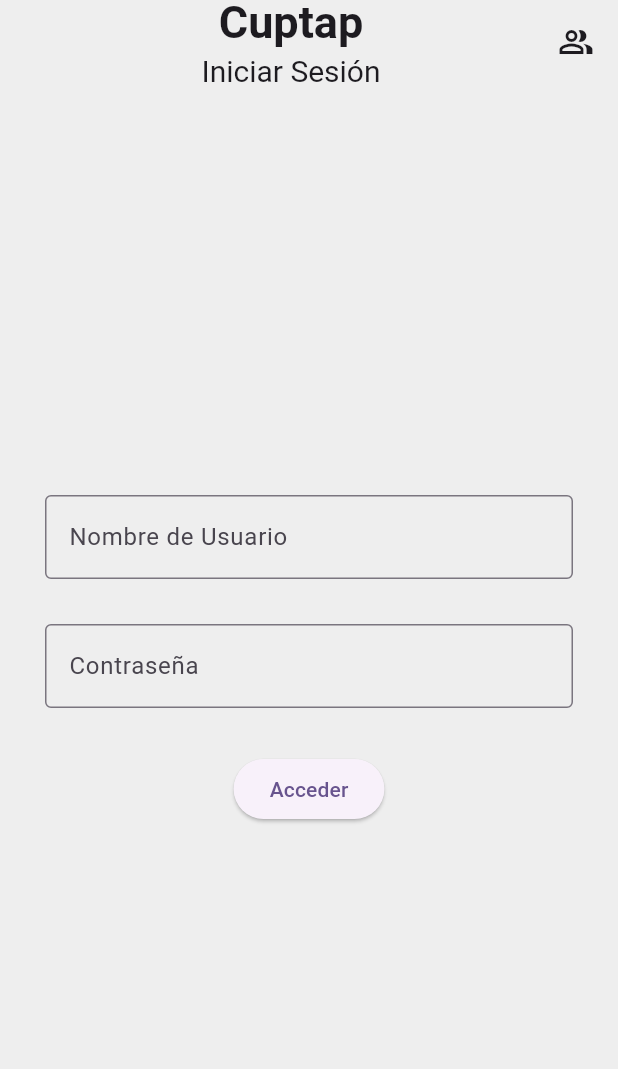
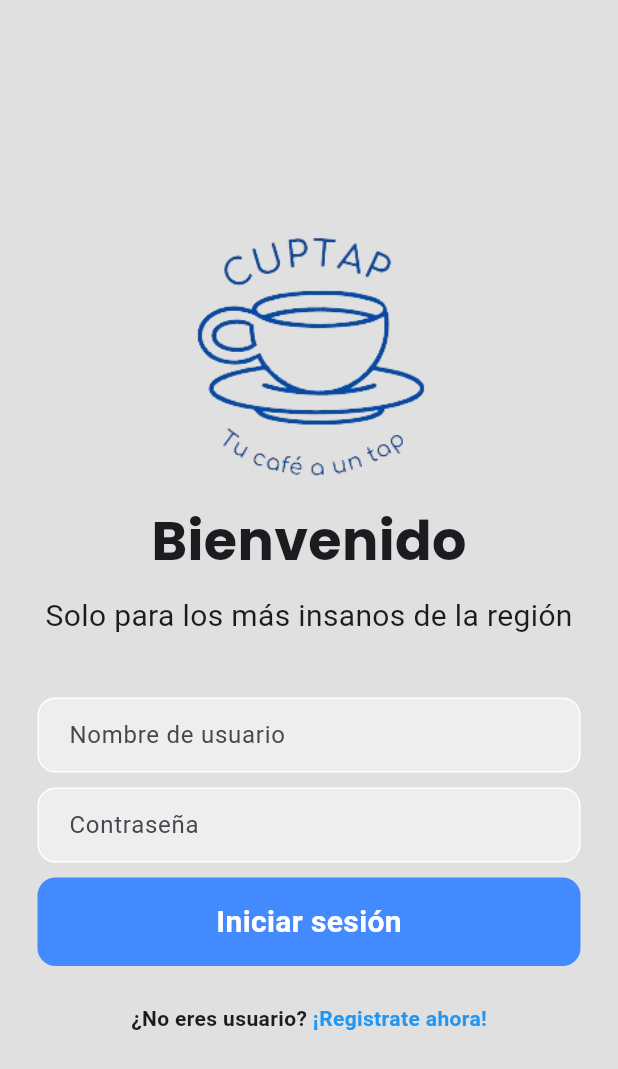
Before and after one commit to zelecto/CupTap, a Flutter app: the screen it shows after launch, on a phone screen of 412 x 824 dp. Shown: the top 1069 px of the screen. Run offline on Flutter 3.47's test engine with Material 3 defaults, Android fonts, the phone set to English and light mode, and no system bars; our stand-ins replace dio, go_router, google_fonts; missing offline and left inert: dart:ffi.

Commit message:
Finalizada screen del login, se agrega el manejador de las requests

```diff
--- /dev/null
+++ b/lib/config/api/api_request.dart
@@ -0,0 +1,41 @@
+import 'dart:async';
+import 'package:dio/dio.dart';
+
+const methodTypes = <String>[
+  "get",
+  "post",
+  "put",
+  "delete",
+];
+
+class ApiRequest {
+  final String methodType;
+  final String endpoint;
+  final dynamic data;
+  final Dio _dio = Dio();
+  final _loadingController = StreamController<bool>();
+
+  Stream<bool> get loading => _loadingController.stream;
+
+  ApiRequest({required this.methodType, required this.endpoint, required this.data})
+      : assert(methodTypes.contains(methodType), "Metodo invalido: $methodType ");
+
+  Future<Response> request() async {
+    _loadingController.add(true);
+    final methods = {
+      'get': _dio.get,
+      'post': _dio.post,
+      'put': _dio.put,
+      'delete': _dio.delete
+    };
+
+    try {
+      Response response = await methods[methodType]!(endpoint, data: data);
+      _loadingController.add(false);
+      return response;
+    } catch (e) {
+      _loadingController.add(false);
+      rethrow;
+    }
+  }
+}
--- a/lib/config/router/rutas.dart
+++ b/lib/config/router/rutas.dart
@@ -8,7 +8,7 @@ final appRouter = GoRouter(
   routes: [
     GoRoute(
       path: '/',
-      builder: (context, state) =>  const IniciarSesion(),
+      builder: (context, state) =>  const LoginScreen(),
     ),
     GoRoute(
       path: '/home',
--- a/lib/presentation/screens/inicio_sesion/inicio_sesion.dart
+++ /dev/null
@@ -1,45 +0,0 @@
-import 'package:cutap/presentation/screens/Widgets/widgets_reutilizables.dart';
-import 'package:flutter/material.dart';
-import 'package:go_router/go_router.dart';
-
-
-
-
-class IniciarSesion extends StatelessWidget {
-  const IniciarSesion({super.key});
-
-  @override
-  Widget build(BuildContext context) {
-    return Scaffold(
-      appBar: CrearAppbar("Iniciar Sesión", Icon(Icons.people_alt_outlined)),
-      body:  Padding(
-
-        padding: const EdgeInsets.all(30.0),
-        child: Column(
-          mainAxisAlignment: MainAxisAlignment.center,
-          children: [
-            const TextField(
-              decoration: InputDecoration(
-                labelText: 'Nombre de Usuario',
-                border: OutlineInputBorder(),
-              ),
-            ),
-            const SizedBox(height: 30), // Espacio entre los campos de texto
-            const TextField(
-              obscureText: true, // Para ocultar la contraseña
-              decoration: InputDecoration(
-                labelText: 'Contraseña',
-                border: OutlineInputBorder(),
-              ),
-            ),
-            const SizedBox(height: 30),
-            ElevatedButton(
-              onPressed: (){context.go("/barraNavegacion");},
-              child: const Text("Acceder")
-            )
-          ],
-        ),
-      ),
-    );
-  }
-}
--- /dev/null
+++ b/lib/presentation/screens/login/login_screen.dart
@@ -0,0 +1,161 @@
+// import 'package:dio/dio.dart';
+import 'package:cutap/config/api/api_request.dart';
+import 'package:dio/dio.dart';
+import 'package:flutter/material.dart';
+import 'package:google_fonts/google_fonts.dart';
+
+class LoginScreen extends StatefulWidget {
+  const LoginScreen({super.key});
+
+  @override
+  State<LoginScreen> createState() => _LoginState();
+}
+
+class _LoginState extends State<LoginScreen> {
+  //Controladores de los text fields.
+  final dio = Dio();
+  final _emailController = TextEditingController();
+  final _passwordController = TextEditingController();
+
+  Future signIn() async {
+    // final response = await dio
+    var apiRequest = ApiRequest(
+        methodType: "get",
+        endpoint: "https://cuptapapi.onrender.com/v1/Usuarios",
+        data: null);
+
+    var response = await apiRequest.request();
+
+    apiRequest.loading.listen((isLoading){
+      if(isLoading){
+        print('Cargando...');
+      }else{
+        print(response);
+      }
+    });
+
+  }
+
+  @override
+  Widget build(BuildContext context) {
+    return Scaffold(
+      backgroundColor: Colors.grey[300],
+      body: Center(
+        child: SingleChildScrollView(
+          child: Column(
+            mainAxisAlignment: MainAxisAlignment.center,
+            children: [
+              //Logo
+              Image.asset('assets/images/CupTapLogo.png',
+                  width: 200, height: 200),
+              // Mensajes de bienvenida
+              Text(
+                'Bienvenido',
+                style: GoogleFonts.poppins(
+                  fontSize: 36,
+                  fontWeight: FontWeight.bold,
+                ),
+              ),
+
+              const SizedBox(height: 10),
+
+              const Text(
+                'Solo para los más insanos de la región',
+                style: TextStyle(
+                  fontSize: 20,
+                ),
+              ),
+              const SizedBox(height: 40),
+
+              // Nombre de usuario textfield
+              Padding(
+                padding: const EdgeInsets.symmetric(horizontal: 25),
+                child: Container(
+                  decoration: BoxDecoration(
+                      color: Colors.grey[200],
+                      border: Border.all(color: Colors.white),
+                      borderRadius: BorderRadius.circular(12)),
+                  child: Padding(
+                    padding: const EdgeInsets.only(left: 20.0),
+                    child: TextField(
+                      controller: _emailController,
+                      decoration: const InputDecoration(
+                        border: InputBorder.none,
+                        hintText: 'Nombre de usuario',
+                      ),
+                    ),
+                  ),
+                ),
+              ),
+
+              const SizedBox(height: 10),
+
+              //Contraseña textfield
+              Padding(
+                padding: const EdgeInsets.symmetric(horizontal: 25),
+                child: Container(
+                  decoration: BoxDecoration(
+                      color: Colors.grey[200],
+                      border: Border.all(color: Colors.white),
+                      borderRadius: BorderRadius.circular(12)),
+                  child: Padding(
+                    padding: const EdgeInsets.only(left: 20.0),
+                    child: TextField(
+                      controller: _passwordController,
+                      obscureText: true,
+                      decoration: const InputDecoration(
+                        border: InputBorder.none,
+                        hintText: 'Contraseña',
+                      ),
+                    ),
+                  ),
+                ),
+              ),
+
+              const SizedBox(height: 10),
+
+              // Botón de iniciar sesión
+              Padding(
+                padding: const EdgeInsets.symmetric(horizontal: 25.0),
+                child: InkWell(
+                  onTap: signIn,
+                  child: Container(
+                    padding: const EdgeInsets.all(15),
+                    decoration: BoxDecoration(
+                        borderRadius: BorderRadius.circular(12),
+                        color: Colors.blueAccent),
+                    child: const Center(
+                        child: Text('Iniciar sesión',
+                            style: TextStyle(
+                              color: Colors.white,
+                              fontWeight: FontWeight.bold,
+                              fontSize: 20,
+                            ))),
+                  ),
+                ),
+              ),
+
+              const SizedBox(height: 25),
+
+              //Enlace a la pantalla de registro para los nuevos usuarios
+              const Row(
+                mainAxisAlignment: MainAxisAlignment.center,
+                children: [
+                  Text(
+                    '¿No eres usuario?',
+                    style: TextStyle(fontWeight: FontWeight.bold),
+                  ),
+                  Text(
+                    ' ¡Registrate ahora!',
+                    style: TextStyle(
+                        color: Colors.blue, fontWeight: FontWeight.bold),
+                  ),
+                ],
+              )
+            ],
+          ),
+        ),
+      ),
+    );
+  }
+}
--- a/lib/presentation/screens/screens.dart
+++ b/lib/presentation/screens/screens.dart
@@ -5,4 +5,4 @@ export 'package:cutap/presentation/screens/CupCar/cupcar_screen.dart';
 
 export  'package:cutap/presentation/screens/home/home.dart';
 
-export 'package:cutap/presentation/screens/inicio_sesion/inicio_sesion.dart';
+export 'package:cutap/presentation/screens/login/login_screen.dart';
--- a/pubspec.yaml
+++ b/pubspec.yaml
@@ -12,12 +12,14 @@ dependencies:
   flutter:
     sdk: flutter
   go_router: ^13.2.4
-
+  google_fonts: ^6.2.1
 
 dev_dependencies:
+  flutter_lints: ^3.0.0
   flutter_test:
     sdk: flutter
-  flutter_lints: ^3.0.0
 
 flutter:
   uses-material-design: true
+  assets:
+    - assets/images/CupTapLogo.png
```
Also changed, not shown: assets/images/CupTapLogo.png (added), pubspec.lock, 1 other file.
